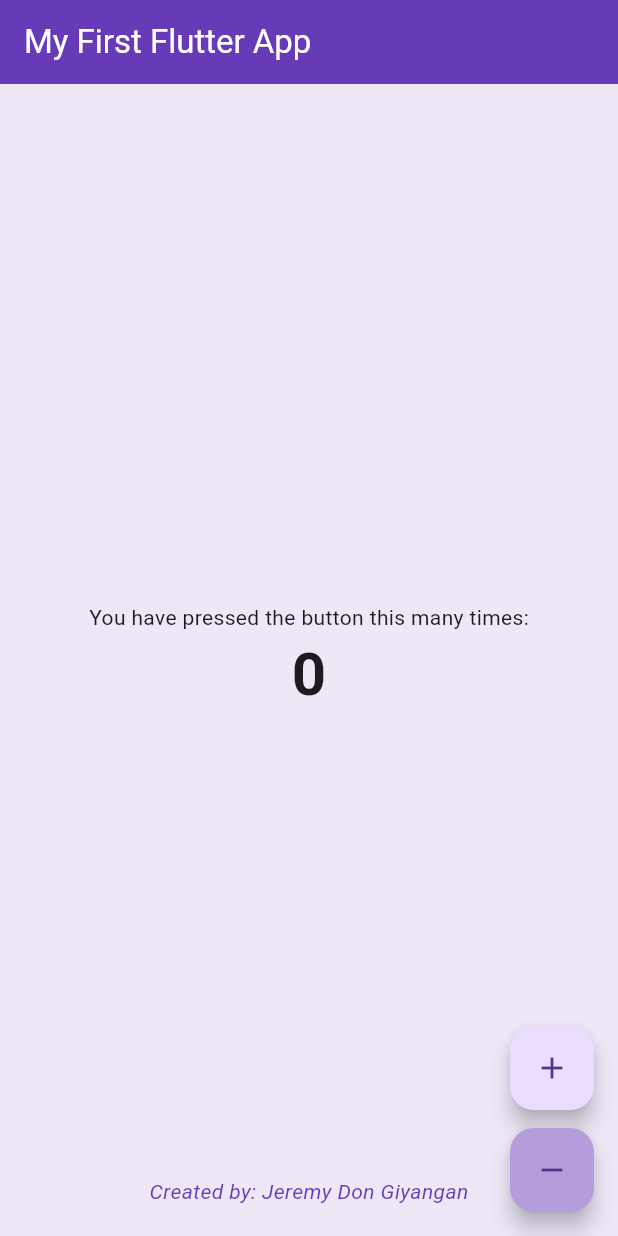
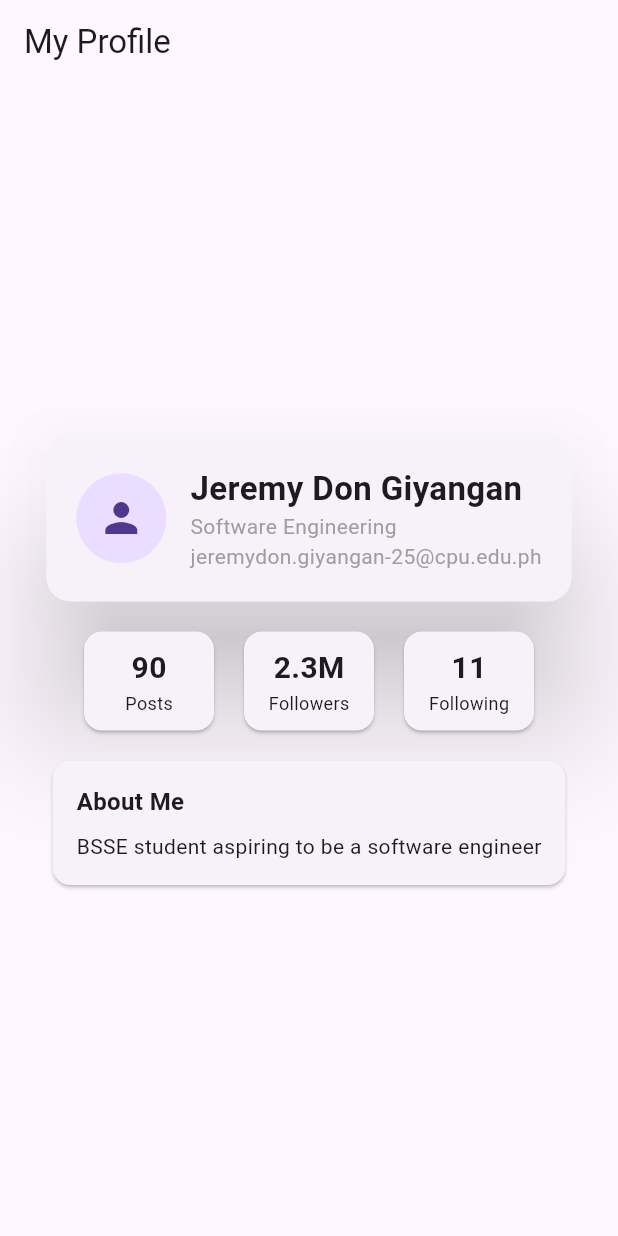
Before and after one commit to donxxy/Giyangan_JeremyDon_Flutter, a Flutter app: the screen it shows after launch, on a phone screen of 412 x 824 dp. Run offline on Flutter 3.47's test engine with Material 3 defaults, Android fonts, the phone set to English and light mode, and no system bars.

Commit message:
Initial commit

```diff
--- a/lib/main.dart
+++ b/lib/main.dart
@@ -1,100 +1,140 @@
 import 'package:flutter/material.dart';
 
-void main() {
-  runApp(const MyApp());
-}
+void main() => runApp(const ProfileApp());
 
-class MyApp extends StatelessWidget {
-  const MyApp({super.key});
+class ProfileApp extends StatelessWidget {
+  const ProfileApp({super.key});
 
   @override
   Widget build(BuildContext context) {
     return MaterialApp(
-      title: 'My First Flutter App',
-      home: const CounterScreen(),
+      home: Scaffold(
+        appBar: AppBar(title: const Text('My Profile')),
+        body: Center(
+          child: Column(
+            mainAxisSize: MainAxisSize.min,
+            children: [
+              const ProfileCard(),
+              const SizedBox(height: 16),
+              const StatsRow(),
+              const SizedBox(height: 16),
+              Card(
+                child: Padding(
+                  padding: const EdgeInsets.all(16),
+                  child: Column(
+                    crossAxisAlignment: CrossAxisAlignment.start,
+                    mainAxisSize: MainAxisSize.min,
+                    children: [
+                      const Text(
+                        'About Me',
+                        style: TextStyle(
+                          fontWeight: FontWeight.bold,
+                          fontSize: 16,
+                        ), // TextStyle
+                      ), // Text
+                      const SizedBox(height: 8),
+                      const Text(
+                        'BSSE student aspiring to be a software engineer',// u are free to write whatever you want here as desc
+                      ), // Text
+                    ],
+                  ), // Column
+                ), // Padding
+              ), // Card
+            ],
+          ), // Column
+        ), // Center
+      ), // Scaffold
     ); // MaterialApp
   }
 }
 
-class CounterScreen extends StatefulWidget {
-  const CounterScreen({super.key});
+class ProfileCard extends StatelessWidget {
+  const ProfileCard({super.key});
 
   @override
-  State<CounterScreen> createState() => _CounterScreenState();
+  Widget build(BuildContext context) {
+    return Card(
+      elevation: 40,
+      shape: RoundedRectangleBorder(
+        borderRadius: BorderRadius.circular(16),
+      ), // RoundedRectangleBorder
+      child: Padding(
+        padding: const EdgeInsets.all(20),
+        child: Row(
+          mainAxisSize: MainAxisSize.min,
+          crossAxisAlignment: CrossAxisAlignment.center,
+          children: const [
+            CircleAvatar(
+              radius: 30,
+              child: Icon(Icons.person, size: 32),
+            ), // CircleAvatar
+            SizedBox(width: 16),
+            Column(
+              crossAxisAlignment: CrossAxisAlignment.start,
+              mainAxisSize: MainAxisSize.min,
+              children: [
+                Text(
+                  'Jeremy Don Giyangan', //write ur name here :)
+                  style: TextStyle(fontSize: 22, fontWeight: FontWeight.bold),
+                ),
+                Text(
+                  'Software Engineering',
+                  style: TextStyle(fontSize: 14, color: Colors.grey),
+                ),
+                Text(
+                  'jeremydon.giyangan-25@cpu.edu.ph',
+                  style: TextStyle(fontSize: 14, color: Colors.grey),
+                ),
+              ],
+            ), // Column
+          ], // Row children
+        ), // Row
+      ), // Padding
+    ); // Card
+  }
 }
 
-class _CounterScreenState extends State<CounterScreen> {
-  int _counter = 0;
+class StatsRow extends StatelessWidget {
+  const StatsRow({super.key});
 
-  void _incrementCounter() {
-    setState(() {
-      _counter++;
-    });
-  }
-  void _decrementCounter() {
-    setState(() {
-      _counter--;
-    });
+  Widget _statCard(String value, String label) {
+    return Expanded(
+      child: Card(
+        margin: const EdgeInsets.symmetric(horizontal: 10),
+        child: Padding(
+          padding: const EdgeInsets.symmetric(vertical: 10),
+          child: Column(
+            mainAxisSize: MainAxisSize.min,
+            children: [
+              Text(
+                value,
+                style: const TextStyle(
+                  fontSize: 20,
+                  fontWeight: FontWeight.bold,
+                ), // TextStyle
+              ), // Text
+              Text(
+                label,
+                style: const TextStyle(fontSize: 12),
+              ), // Text
+            ],
+          ), // Column
+        ), // Padding
+      ), // Card
+    ); // Expanded
   }
 
   @override
   Widget build(BuildContext context) {
-    return Scaffold(
-      backgroundColor: Colors.deepPurple.shade50,
-      appBar: AppBar(
-        title: const Text('My First Flutter App'),
-        backgroundColor: Colors.deepPurple,
-        foregroundColor: Colors.white,
-      ), // AppBar
-      body: Stack(
+    return SizedBox(
+      width: 320,
+      child: Row(
         children: [
-          Center(
-            child: Column(
-              mainAxisAlignment: MainAxisAlignment.center,
-              children: [
-                const Text(
-                  'You have pressed the button this many times:',
-                ), // Text
-                Text(
-                  '$_counter',
-                  style: const TextStyle(fontSize: 40, fontWeight: FontWeight.bold),
-                ), // Text
-              ],
-            ), // Column
-          ), // Center
-          const Align(
-            alignment: Alignment.bottomCenter,
-            child: Padding(
-              padding: EdgeInsets.only(bottom: 20.0),
-              child: Text(
-                'Created by: Jeremy Don Giyangan',
-                style: TextStyle(
-                  fontSize: 14,
-                  fontStyle: FontStyle.italic,
-                  color: Colors.deepPurple,
-                ), // TextStyle
-              ), // Text
-            ), // Padding
-          ), // Align
+          _statCard('90', 'Posts'),
+          _statCard('2.3M', 'Followers'),
+          _statCard('11', 'Following'),
         ],
-      ), // Stack
-      floatingActionButton: Column(
-        mainAxisAlignment: MainAxisAlignment.end,
-        children: [
-          FloatingActionButton(
-            onPressed: _incrementCounter,
-            heroTag: 'increment',
-            child: const Icon(Icons.add),
-          ), // FloatingActionButton
-          const SizedBox(height: 12),
-          FloatingActionButton(
-            onPressed: _decrementCounter,
-            heroTag: 'decrement',
-            backgroundColor: Colors.deepPurple.shade200,
-            child: const Icon(Icons.remove),
-          ), // FloatingActionButton
-        ],
-      ), // Column
-    ); // Scaffold
+      ), // Row
+    ); // SizedBox
   }
 }
```
Also changed, not shown: pubspec.yaml (+7 -71 lines), flutter_01.png (added), flutter_02.png (added), pubspec.lock, 1 other file.
